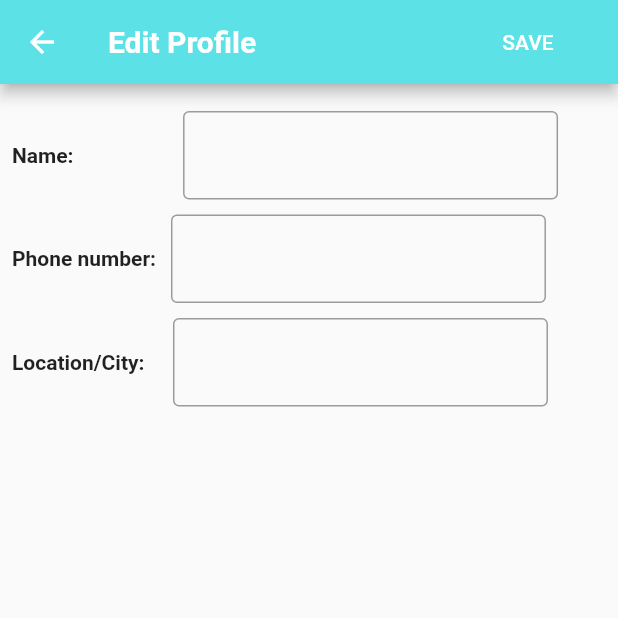
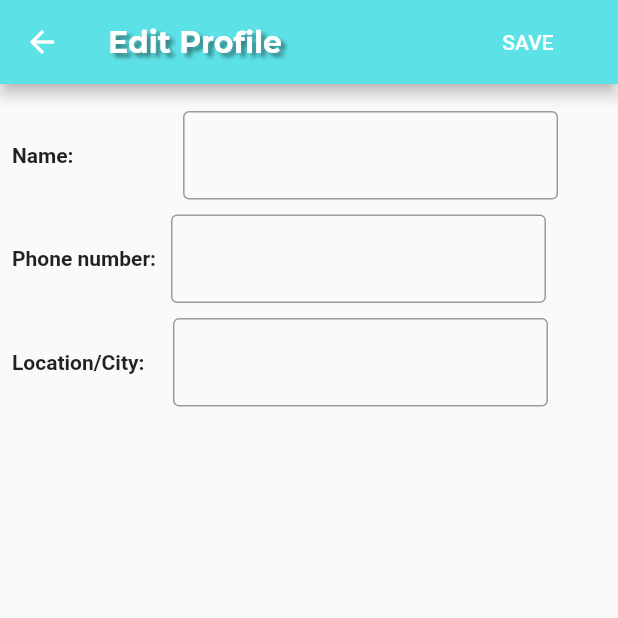
Before and after one commit to pranavi79/SheHacks_Team-114, a Flutter app: the EditProfile screen opened directly, on a phone screen of 412 x 824 dp, the top half of it. Run offline on Flutter 3.47's test engine with Material 2 defaults, Android fonts, the phone set to English and light mode, and no system bars; our stand-ins replace cloud_firestore, firebase_auth, firebase_core, flutter_phoenix, flutter_spinkit, fluttertoast and 3 more; accounts and stored records are empty.

Commit message:
Fonts and UI

```diff
--- a/shehack/lib/edit_profile.dart
+++ b/shehack/lib/edit_profile.dart
@@ -3,6 +3,7 @@ import 'package:firebase_auth/firebase_auth.dart';
 import 'package:shehack/Profile.dart';
 import 'package:modal_progress_hud/modal_progress_hud.dart';
 import 'package:fluttertoast/fluttertoast.dart';
+import 'package:google_fonts/google_fonts.dart';
 
 class EditProfile extends StatefulWidget {
   @override
@@ -31,9 +32,17 @@ class _EditProfileState extends State<EditProfile> {
             children: [
               Text(
                 'Edit Profile',
-                style: TextStyle(
+                style:GoogleFonts.montserrat(
                   color: Colors.white,
                   fontWeight: FontWeight.bold,
+                  shadows: <Shadow>[
+                    Shadow(
+                      offset: Offset(3.0, 3.0),
+                      blurRadius: 3.0,
+                      color: Colors.black45,
+                    ),
+                    //
+                  ],
                 ),
               ),
               FlatButton(
```
Also changed, not shown: shehack/lib/Profile.dart (+9 -1 lines).
